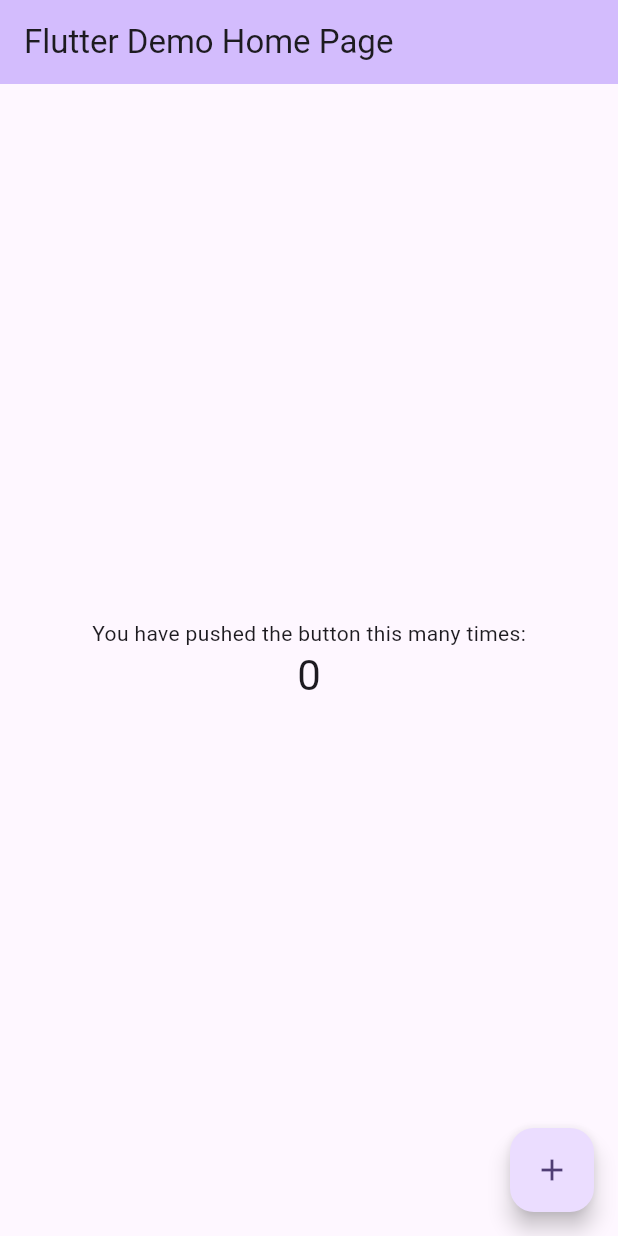
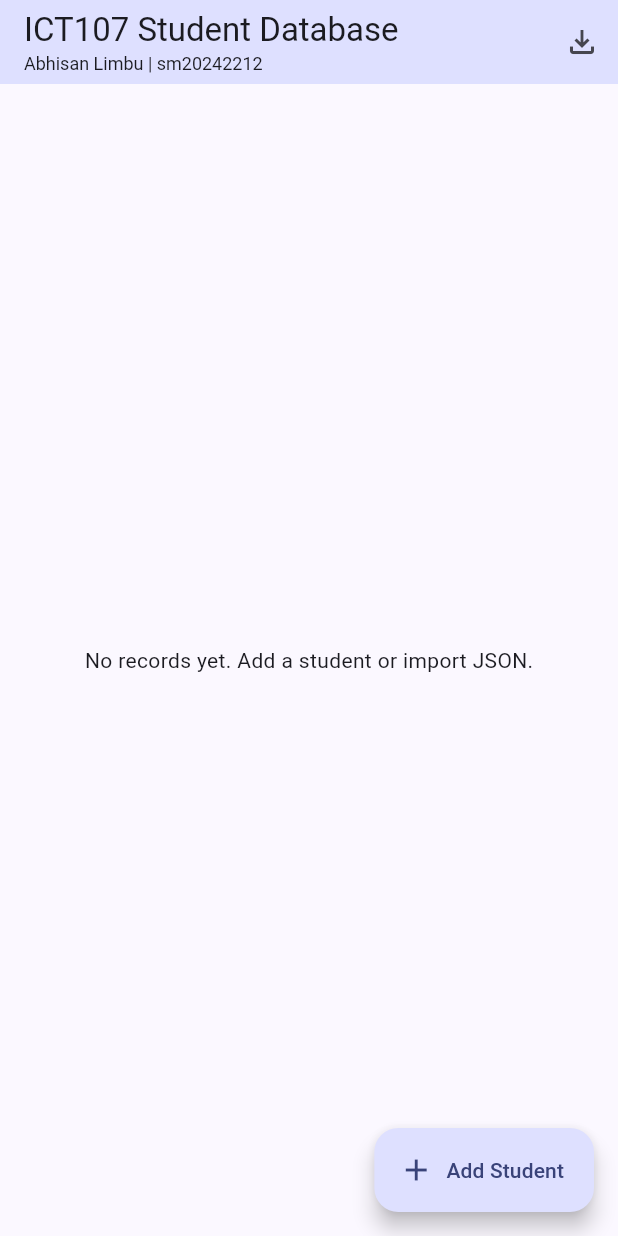
Before and after one commit to limbuabhisan-AV/ict107_workshops_sm20242212, a Flutter app: the screen it shows after launch, on a phone screen of 412 x 824 dp. Run offline on Flutter 3.47's test engine with Material 3 defaults, Android fonts, the phone set to English and light mode, and no system bars; our stand-ins replace sqflite; accounts and stored records are empty.

Commit message:
Complete Week 8 SQLite CRUD and JSON import

```diff
--- a/lib/main.dart
+++ b/lib/main.dart
@@ -1,121 +1,292 @@
+import 'dart:convert';
+
 import 'package:flutter/material.dart';
+import 'package:flutter/services.dart';
+import 'package:path/path.dart' as p;
+import 'package:sqflite/sqflite.dart';
 
 void main() {
-  runApp(const MyApp());
+  WidgetsFlutterBinding.ensureInitialized();
+  runApp(const StudentDatabaseApp());
 }
 
-class MyApp extends StatelessWidget {
-  const MyApp({super.key});
+class StudentDatabaseApp extends StatelessWidget {
+  const StudentDatabaseApp({super.key});
 
-  // This widget is the root of your application.
   @override
   Widget build(BuildContext context) {
     return MaterialApp(
-      title: 'Flutter Demo',
+      debugShowCheckedModeBanner: false,
+      title: 'ICT107 Student Database',
       theme: ThemeData(
-        // This is the theme of your application.
-        //
-        // TRY THIS: Try running your application with "flutter run". You'll see
-        // the application has a purple toolbar. Then, without quitting the app,
-        // try changing the seedColor in the colorScheme below to Colors.green
-        // and then invoke "hot reload" (save your changes or press the "hot
-        // reload" button in a Flutter-supported IDE, or press "r" if you used
-        // the command line to start the app).
-        //
-        // Notice that the counter didn't reset back to zero; the application
-        // state is not lost during the reload. To reset the state, use hot
-        // restart instead.
-        //
-        // This works for code too, not just values: Most code changes can be
-        // tested with just a hot reload.
-        colorScheme: .fromSeed(seedColor: Colors.deepPurple),
+        colorScheme: ColorScheme.fromSeed(seedColor: Colors.indigo),
+        useMaterial3: true,
       ),
-      home: const MyHomePage(title: 'Flutter Demo Home Page'),
+      home: const StudentHomePage(),
     );
   }
 }
 
-class MyHomePage extends StatefulWidget {
-  const MyHomePage({super.key, required this.title});
+class DatabaseService {
+  DatabaseService._();
 
-  // This widget is the home page of your application. It is stateful, meaning
-  // that it has a State object (defined below) that contains fields that affect
-  // how it looks.
+  static final DatabaseService instance = DatabaseService._();
+  Database? _database;
 
-  // This class is the configuration for the state. It holds the values (in this
-  // case the title) provided by the parent (in this case the App widget) and
-  // used by the build method of the State. Fields in a Widget subclass are
-  // always marked "final".
+  Future<Database> get database async {
+    if (_database != null) return _database!;
+    final databasePath = await getDatabasesPath();
+    final path = p.join(databasePath, 'ict107_students.db');
+    _database = await openDatabase(
+      path,
+      version: 1,
+      onCreate: (db, version) async {
+        await db.execute('''
+          CREATE TABLE students(
+            id INTEGER PRIMARY KEY AUTOINCREMENT,
+            name TEXT NOT NULL,
+            student_id TEXT NOT NULL,
+            course TEXT NOT NULL
+          )
+        ''');
+      },
+    );
+    return _database!;
+  }
 
-  final String title;
+  Future<List<Map<String, Object?>>> readStudents() async {
+    final db = await database;
+    return db.query('students', orderBy: 'id DESC');
+  }
+
+  Future<void> createStudent({
+    required String name,
+    required String studentId,
+    required String course,
+  }) async {
+    final db = await database;
+    await db.insert('students', {
+      'name': name,
+      'student_id': studentId,
+      'course': course,
+    });
+  }
+
+  Future<void> updateStudent({
+    required int id,
+    required String name,
+    required String studentId,
+    required String course,
+  }) async {
+    final db = await database;
+    await db.update(
+      'students',
+      {'name': name, 'student_id': studentId, 'course': course},
+      where: 'id = ?',
+      whereArgs: [id],
+    );
+  }
+
+  Future<void> deleteStudent(int id) async {
+    final db = await database;
+    await db.delete('students', where: 'id = ?', whereArgs: [id]);
+  }
+
+  Future<int> importJson() async {
+    final jsonText = await rootBundle.loadString('assets/students.json');
+    final rows = jsonDecode(jsonText) as List<dynamic>;
+    final db = await database;
+    var imported = 0;
+
+    await db.transaction((transaction) async {
+      for (final row in rows.cast<Map<String, dynamic>>()) {
+        final existing = Sqflite.firstIntValue(
+          await transaction.rawQuery(
+            'SELECT COUNT(*) FROM students WHERE student_id = ?',
+            [row['student_id']],
+          ),
+        );
+        if (existing == 0) {
+          await transaction.insert('students', {
+            'name': row['name'],
+            'student_id': row['student_id'],
+            'course': row['course'],
+          });
+          imported++;
+        }
+      }
+    });
+    return imported;
+  }
+}
+
+class StudentHomePage extends StatefulWidget {
+  const StudentHomePage({super.key});
 
   @override
-  State<MyHomePage> createState() => _MyHomePageState();
+  State<StudentHomePage> createState() => _StudentHomePageState();
 }
 
-class _MyHomePageState extends State<MyHomePage> {
-  int _counter = 0;
+class _StudentHomePageState extends State<StudentHomePage> {
+  List<Map<String, Object?>> students = [];
+  bool loading = true;
 
-  void _incrementCounter() {
+  @override
+  void initState() {
+    super.initState();
+    refreshStudents();
+  }
+
+  Future<void> refreshStudents() async {
+    final records = await DatabaseService.instance.readStudents();
+    if (!mounted) return;
     setState(() {
-      // This call to setState tells the Flutter framework that something has
-      // changed in this State, which causes it to rerun the build method below
-      // so that the display can reflect the updated values. If we changed
-      // _counter without calling setState(), then the build method would not be
-      // called again, and so nothing would appear to happen.
-      _counter++;
+      students = records;
+      loading = false;
     });
+  }
+
+  Future<void> showStudentForm([Map<String, Object?>? student]) async {
+    final nameController = TextEditingController(
+      text: student?['name']?.toString() ?? '',
+    );
+    final idController = TextEditingController(
+      text: student?['student_id']?.toString() ?? '',
+    );
+    final courseController = TextEditingController(
+      text: student?['course']?.toString() ?? 'ICT107',
+    );
+
+    await showDialog<void>(
+      context: context,
+      builder: (dialogContext) => AlertDialog(
+        title: Text(student == null ? 'Add Student' : 'Update Student'),
+        content: SingleChildScrollView(
+          child: Column(
+            mainAxisSize: MainAxisSize.min,
+            children: [
+              TextField(
+                controller: nameController,
+                decoration: const InputDecoration(labelText: 'Student name'),
+              ),
+              TextField(
+                controller: idController,
+                decoration: const InputDecoration(labelText: 'Student ID'),
+              ),
+              TextField(
+                controller: courseController,
+                decoration: const InputDecoration(labelText: 'Course'),
+              ),
+            ],
+          ),
+        ),
+        actions: [
+          TextButton(
+            onPressed: () => Navigator.pop(dialogContext),
+            child: const Text('Cancel'),
+          ),
+          FilledButton(
+            onPressed: () async {
+              final name = nameController.text.trim();
+              final studentId = idController.text.trim();
+              final course = courseController.text.trim();
+              if (name.isEmpty || studentId.isEmpty || course.isEmpty) return;
+
+              if (student == null) {
+                await DatabaseService.instance.createStudent(
+                  name: name,
+                  studentId: studentId,
+                  course: course,
+                );
+              } else {
+                await DatabaseService.instance.updateStudent(
+                  id: student['id'] as int,
+                  name: name,
+                  studentId: studentId,
+                  course: course,
+                );
+              }
+              if (dialogContext.mounted) Navigator.pop(dialogContext);
+              await refreshStudents();
+            },
+            child: Text(student == null ? 'Create' : 'Update'),
+          ),
+        ],
+      ),
+    );
+  }
+
+  Future<void> importStudents() async {
+    final imported = await DatabaseService.instance.importJson();
+    await refreshStudents();
+    if (!mounted) return;
+    ScaffoldMessenger.of(context).showSnackBar(
+      SnackBar(content: Text('$imported JSON student record(s) imported')),
+    );
   }
 
   @override
   Widget build(BuildContext context) {
-    // This method is rerun every time setState is called, for instance as done
-    // by the _incrementCounter method above.
-    //
-    // The Flutter framework has been optimized to make rerunning build methods
-    // fast, so that you can just rebuild anything that needs updating rather
-    // than having to individually change instances of widgets.
     return Scaffold(
       appBar: AppBar(
-        // TRY THIS: Try changing the color here to a specific color (to
-        // Colors.amber, perhaps?) and trigger a hot reload to see the AppBar
-        // change color while the other colors stay the same.
-        backgroundColor: Theme.of(context).colorScheme.inversePrimary,
-        // Here we take the value from the MyHomePage object that was created by
-        // the App.build method, and use it to set our appbar title.
-        title: Text(widget.title),
-      ),
-      body: Center(
-        // Center is a layout widget. It takes a single child and positions it
-        // in the middle of the parent.
-        child: Column(
-          // Column is also a layout widget. It takes a list of children and
-          // arranges them vertically. By default, it sizes itself to fit its
-          // children horizontally, and tries to be as tall as its parent.
-          //
-          // Column has various properties to control how it sizes itself and
-          // how it positions its children. Here we use mainAxisAlignment to
-          // center the children vertically; the main axis here is the vertical
-          // axis because Columns are vertical (the cross axis would be
-          // horizontal).
-          //
-          // TRY THIS: Invoke "debug painting" (choose the "Toggle Debug Paint"
-          // action in the IDE, or press "p" in the console), to see the
-          // wireframe for each widget.
-          mainAxisAlignment: .center,
+        backgroundColor: Theme.of(context).colorScheme.primaryContainer,
+        title: const Column(
+          crossAxisAlignment: CrossAxisAlignment.start,
           children: [
-            const Text('You have pushed the button this many times:'),
+            Text('ICT107 Student Database'),
             Text(
-              '$_counter',
-              style: Theme.of(context).textTheme.headlineMedium,
+              'Abhisan Limbu | sm20242212',
+              style: TextStyle(fontSize: 12, fontWeight: FontWeight.normal),
             ),
           ],
         ),
+        actions: [
+          IconButton(
+            tooltip: 'Import JSON',
+            onPressed: importStudents,
+            icon: const Icon(Icons.file_download_outlined),
+          ),
+        ],
       ),
-      floatingActionButton: FloatingActionButton(
-        onPressed: _incrementCounter,
-        tooltip: 'Increment',
-        child: const Icon(Icons.add),
+      body: loading
+          ? const Center(child: CircularProgressIndicator())
+          : students.isEmpty
+              ? const Center(
+                  child: Text('No records yet. Add a student or import JSON.'),
+                )
+              : ListView.builder(
+                  padding: const EdgeInsets.all(12),
+                  itemCount: students.length,
+                  itemBuilder: (context, index) {
+                    final student = students[index];
+                    return Card(
+                      child: ListTile(
+                        leading: CircleAvatar(
+                          child: Text(student['id'].toString()),
+                        ),
+                        title: Text(student['name'].toString()),
+                        subtitle: Text(
+                          '${student['student_id']} - ${student['course']}',
+                        ),
+                        onTap: () => showStudentForm(student),
+                        trailing: IconButton(
+                          tooltip: 'Delete',
+                          icon: const Icon(Icons.delete_outline),
+                          onPressed: () async {
+                            await DatabaseService.instance.deleteStudent(
+                              student['id'] as int,
+                            );
+                            await refreshStudents();
+                          },
+                        ),
+                      ),
+                    );
+                  },
+                ),
+      floatingActionButton: FloatingActionButton.extended(
+        onPressed: () => showStudentForm(),
+        icon: const Icon(Icons.add),
+        label: const Text('Add Student'),
       ),
     );
   }
--- a/pubspec.yaml
+++ b/pubspec.yaml
@@ -34,6 +34,8 @@ dependencies:
   # The following adds the Cupertino Icons font to your application.
   # Use with the CupertinoIcons class for iOS style icons.
   cupertino_icons: ^1.0.8
+  sqflite: ^2.4.3
+  path: ^1.9.1
 
 dev_dependencies:
   flutter_test:
@@ -56,6 +58,8 @@ flutter:
   # included with your application, so that you can use the icons in
   # the material Icons class.
   uses-material-design: true
+  assets:
+  - assets/students.json
 
   # To add assets to your application, add an assets section, like this:
   # assets:
```
Also changed, not shown: assets/students.json (added, +17 -0 lines), pubspec.lock, 2 other files.
